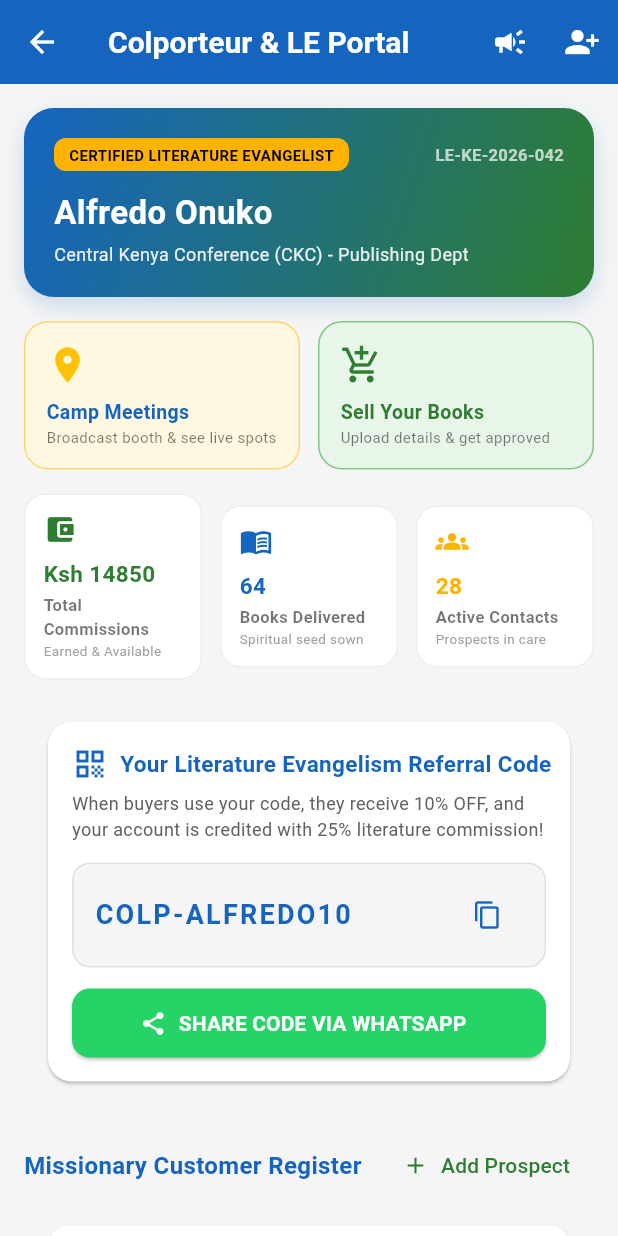
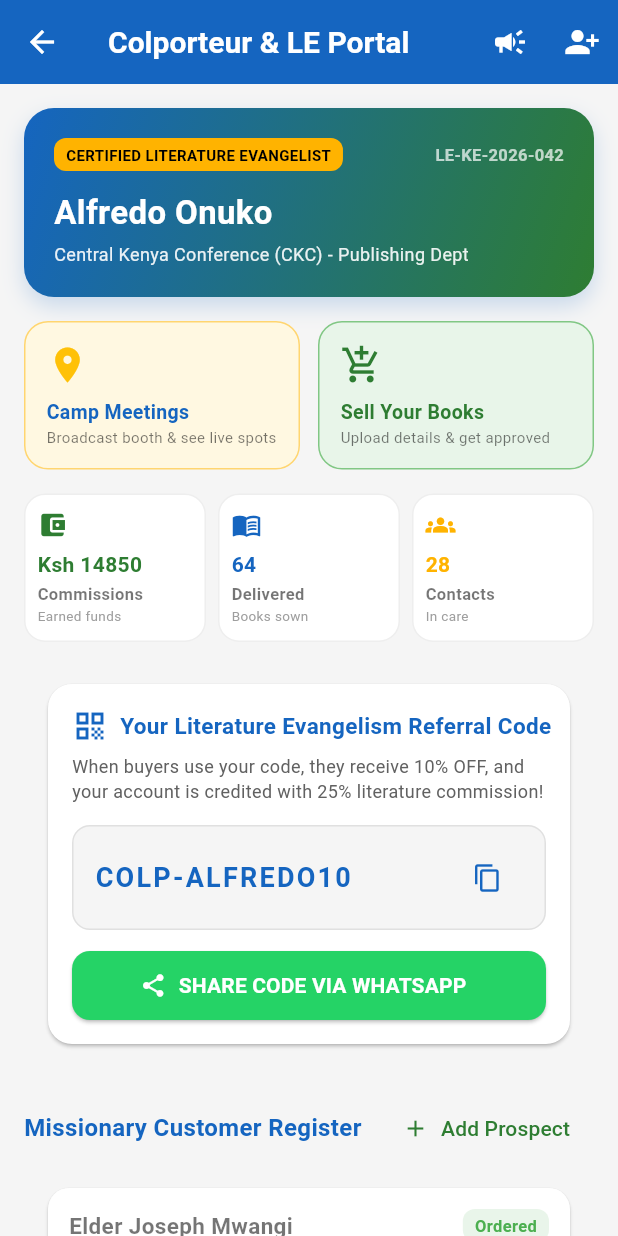
Before and after one commit to delstarford123/HARVION, a Flutter app: the ColporteurPortalScreen screen opened directly, on a phone screen of 412 x 824 dp. Run offline on Flutter 3.47's test engine with Material 3 defaults, Android fonts, the light colour scheme and no system bars; our stand-ins replace chewie, cloud_firestore, connectivity_plus, file_picker, firebase_auth, firebase_core and 7 more; missing offline and left inert: syncfusion_flutter_pdfviewer; accounts and stored records are empty.

Commit message:
fix(ui): Prevent layout and flex overflows across Admin Dashboard, Colporteur Portal, and Livestream screens

```diff
--- a/lib/features/colporteur/colporteur_portal_screen.dart
+++ b/lib/features/colporteur/colporteur_portal_screen.dart
@@ -168,17 +168,22 @@ class _ColporteurPortalScreenState extends State<ColporteurPortalScreen> {
                       Row(
                         mainAxisAlignment: MainAxisAlignment.spaceBetween,
                         children: [
-                          Container(
-                            padding: const EdgeInsets.symmetric(horizontal: 10, vertical: 4),
+                          Flexible(
+                            child: Container(
+                              padding: const EdgeInsets.symmetric(horizontal: 8, vertical: 4),
                               decoration: BoxDecoration(
                                 color: AppTheme.sacredGold,
                                 borderRadius: BorderRadius.circular(8),
                               ),
                               child: const Text(
                                 'CERTIFIED LITERATURE EVANGELIST',
+                                maxLines: 1,
+                                overflow: TextOverflow.ellipsis,
                                 style: TextStyle(fontSize: 10, fontWeight: FontWeight.bold, color: Colors.black),
                               ),
                             ),
+                          ),
+                          const SizedBox(width: 8),
                           Text(
                             profile.leId,
                             style: const TextStyle(color: Colors.white70, fontSize: 11, fontWeight: FontWeight.w600),
@@ -269,29 +274,29 @@ class _ColporteurPortalScreenState extends State<ColporteurPortalScreen> {
                   children: [
                     Expanded(
                       child: _buildMetricCard(
-                        title: 'Total Commissions',
+                        title: 'Commissions',
                         value: 'Ksh ${profile.totalSalesCommission.toInt()}',
-                        subtitle: 'Earned & Available',
+                        subtitle: 'Earned funds',
                         icon: Icons.account_balance_wallet,
                         color: AppTheme.primaryGreen,
                       ),
                     ),
-                    const SizedBox(width: 12),
+                    const SizedBox(width: 8),
                     Expanded(
                       child: _buildMetricCard(
-                        title: 'Books Delivered',
+                        title: 'Delivered',
                         value: '${profile.booksDistributed}',
-                        subtitle: 'Spiritual seed sown',
+                        subtitle: 'Books sown',
                         icon: Icons.menu_book,
                         color: AppTheme.primaryBlue,
                       ),
                     ),
-                    const SizedBox(width: 12),
+                    const SizedBox(width: 8),
                     Expanded(
                       child: _buildMetricCard(
-                        title: 'Active Contacts',
+                        title: 'Contacts',
                         value: '${profile.activeCustomers}',
-                        subtitle: 'Prospects in care',
+                        subtitle: 'In care',
                         icon: Icons.groups,
                         color: AppTheme.sacredGold,
                       ),
@@ -547,7 +552,7 @@ class _ColporteurPortalScreenState extends State<ColporteurPortalScreen> {
     required Color color,
   }) {
     return Container(
-      padding: const EdgeInsets.all(12),
+      padding: const EdgeInsets.symmetric(horizontal: 8, vertical: 10),
       decoration: BoxDecoration(
         color: Colors.white,
         borderRadius: BorderRadius.circular(14),
@@ -555,13 +560,18 @@ class _ColporteurPortalScreenState extends State<ColporteurPortalScreen> {
       ),
       child: Column(
         crossAxisAlignment: CrossAxisAlignment.start,
+        mainAxisSize: MainAxisSize.min,
         children: [
-          Icon(icon, color: color, size: 22),
-          const SizedBox(height: 8),
-          Text(value, style: TextStyle(fontSize: 15, fontWeight: FontWeight.bold, color: color)),
+          Icon(icon, color: color, size: 20),
+          const SizedBox(height: 6),
+          FittedBox(
+            fit: BoxFit.scaleDown,
+            alignment: Alignment.centerLeft,
+            child: Text(value, style: TextStyle(fontSize: 14, fontWeight: FontWeight.bold, color: color)),
+          ),
           const SizedBox(height: 2),
-          Text(title, style: const TextStyle(fontSize: 11, fontWeight: FontWeight.w600)),
-          Text(subtitle, style: TextStyle(fontSize: 9, color: Colors.grey.shade500)),
+          Text(title, maxLines: 1, overflow: TextOverflow.ellipsis, style: const TextStyle(fontSize: 11, fontWeight: FontWeight.w600)),
+          Text(subtitle, maxLines: 1, overflow: TextOverflow.ellipsis, style: TextStyle(fontSize: 9, color: Colors.grey.shade500)),
         ],
       ),
     );
--- a/lib/features/home/home_screen.dart
+++ b/lib/features/home/home_screen.dart
@@ -340,7 +340,7 @@ class HomeScreen extends StatelessWidget {
         }
 
         return SizedBox(
-          height: 200,
+          height: 215,
           child: ListView.separated(
             scrollDirection: Axis.horizontal,
             physics: const BouncingScrollPhysics(),
--- a/lib/features/sermons/create_livestream_screen.dart
+++ b/lib/features/sermons/create_livestream_screen.dart
@@ -346,6 +346,7 @@ class _CreateLiveStreamScreenState extends State<CreateLiveStreamScreen> {
                   Expanded(
                     child: DropdownButtonFormField<String>(
                       value: _language,
+                      isExpanded: true,
                       decoration: InputDecoration(
                         labelText: 'Language *',
                         prefixIcon: const Icon(Icons.translate, color: AppTheme.primaryBlue),
@@ -354,7 +355,7 @@ class _CreateLiveStreamScreenState extends State<CreateLiveStreamScreen> {
                         border: OutlineInputBorder(borderRadius: BorderRadius.circular(12)),
                       ),
                       items: _languages.map((lang) {
-                        return DropdownMenuItem(value: lang, child: Text(lang));
+                        return DropdownMenuItem(value: lang, child: Text(lang, overflow: TextOverflow.ellipsis));
                       }).toList(),
                       onChanged: (val) {
                         if (val != null) setState(() => _language = val);
@@ -366,6 +367,7 @@ class _CreateLiveStreamScreenState extends State<CreateLiveStreamScreen> {
                   Expanded(
                     child: DropdownButtonFormField<String>(
                       value: _category,
+                      isExpanded: true,
                       decoration: InputDecoration(
                         labelText: 'Category *',
                         prefixIcon: const Icon(Icons.category, color: AppTheme.primaryBlue),
--- a/lib/features/sermons/sermons_screen.dart
+++ b/lib/features/sermons/sermons_screen.dart
@@ -217,7 +217,7 @@ class SermonsScreen extends StatelessWidget {
               ),
               const SizedBox(height: 10),
               SizedBox(
-                height: 115,
+                height: 125,
                 child: ListView.separated(
                   scrollDirection: Axis.horizontal,
                   itemCount: liveSermons.length,
```
Also changed, not shown: lib/features/admin/admin_dashboard_screen.dart (+45 -16 lines). Lines whose indentation alone changed are shown as unchanged.
